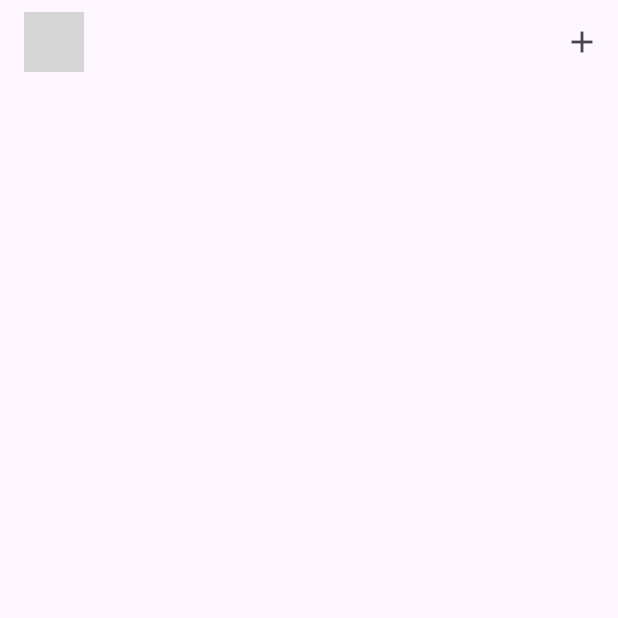
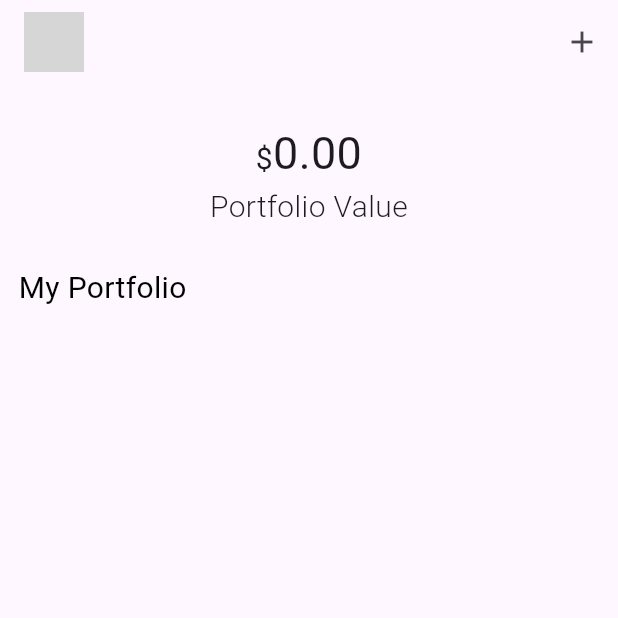
Before and after one commit to omersaluk/CryptoTrackAppFlutter, a Flutter app: the screen it shows after launch, on a phone screen of 412 x 824 dp, the top half of it. Run offline on Flutter 3.47's test engine with Material 3 defaults, Android fonts, the light colour scheme and no system bars; our stand-ins replace dio, get, google_fonts, shared_preferences; network calls fail; grey boxes are pictures that could not be loaded.

Commit message:
shared pref. added, coin data shown when tap on it, some visual adjustments done

```diff
--- a/lib/controllers/asset_controller.dart
+++ b/lib/controllers/asset_controller.dart
@@ -1,18 +1,75 @@
+import 'dart:convert';
+
 import 'package:get/get.dart';
+import 'package:get/get_rx/get_rx.dart';
+import 'package:shared_preferences/shared_preferences.dart';
+import 'package:track_app_flutter/models/api_response.dart';
+import 'package:track_app_flutter/models/coin_data.dart';
 import 'package:track_app_flutter/models/tracked_asset.dart';
+import 'package:track_app_flutter/services/http_service.dart';
 
 class AssetController extends GetxController {
+  RxList<CoinData> coinData = <CoinData>[].obs;
+  RxBool loading = false.obs;
   RxList<TrackedAsset> trackedAsset = <TrackedAsset>[].obs;
 
   @override
   void onInit() {
     super.onInit();
+    _getAsset();
+    _loadTrackedAssetsFromStorage();
   }
 
-  void addTrackedAsset(String name, double amount) {
+  Future<void> _getAsset() async {
+    loading.value = true;
+    HTTPService httpService = Get.find();
+    var responseData = await httpService.get("currencies");
+    CurrenciesListAPIResponse currenciesListAPIResponse =
+        CurrenciesListAPIResponse.fromJson(responseData);
+    coinData.value = currenciesListAPIResponse.data ?? [];
+    loading.value = false;
+  }
+
+  void addTrackedAsset(String name, double amount) async {
     trackedAsset.add(TrackedAsset(
       name: name,
       amount: amount,
     ));
+
+    List<String> data = trackedAsset.map((asset) => jsonEncode(asset)).toList();
+    final SharedPreferences prefs = await SharedPreferences.getInstance();
+    await prefs.setStringList("tracked_asset", data);
+  }
+
+  void _loadTrackedAssetsFromStorage() async {
+    final SharedPreferences prefs = await SharedPreferences.getInstance();
+    List<String>? data = prefs.getStringList("tracked_asset");
+    if (data != null) {
+      trackedAsset.value =
+          data.map((e) => TrackedAsset.fromJson(jsonDecode(e))).toList();
+    }
+  }
+
+  double getPortfolioValue() {
+    if (trackedAsset.isEmpty) {
+      return 0;
+    }
+    if (coinData.isEmpty) {
+      return 0;
+    }
+    double value = 0;
+    for (TrackedAsset asset in trackedAsset) {
+      value += getAssetPrice(asset.name!) * asset.amount!;
+    }
+    return value;
+  }
+
+  double getAssetPrice(String name) {
+    CoinData? data = getCoinData(name);
+    return data?.values?.uSD?.price?.toDouble() ?? 0;
+  }
+
+  CoinData? getCoinData(String name) {
+    return coinData.firstWhereOrNull((e) => e.name == name);
   }
 }
--- a/lib/pages/home_page.dart
+++ b/lib/pages/home_page.dart
@@ -1,16 +1,24 @@
 import 'package:flutter/material.dart';
 import 'package:get/get.dart';
+import 'package:track_app_flutter/controllers/asset_controller.dart';
+import 'package:track_app_flutter/models/tracked_asset.dart';
+import 'package:track_app_flutter/pages/details_page.dart';
+import 'package:track_app_flutter/utils.dart';
 import 'package:track_app_flutter/widgets/add_asset_dialog.dart';
 
 class HomePage extends StatelessWidget {
-  const HomePage({super.key});
+  AssetController assetController = Get.find();
+
+  HomePage({super.key});
 
   @override
   Widget build(BuildContext context) {
     return Scaffold(
+      resizeToAvoidBottomInset: false,
       appBar: _appBar(
         context,
       ),
+      body: _buildUI(context),
     );
   }
 
@@ -26,8 +34,111 @@ class HomePage extends StatelessWidget {
                 AddAssetDialog(),
               );
             },
-            icon: Icon(Icons.add))
+            icon: const Icon(Icons.add))
       ],
     );
   }
+
+  Widget _buildUI(BuildContext context) {
+    return SafeArea(
+      child: Obx(
+        () => Column(
+          children: [
+            _portfolioValue(
+              context,
+            ),
+            _trackedAssetList(context),
+          ],
+        ),
+      ),
+    );
+  }
+
+  Widget _portfolioValue(BuildContext context) {
+    return Container(
+      width: MediaQuery.sizeOf(context).width,
+      margin: EdgeInsets.symmetric(
+        vertical: MediaQuery.sizeOf(context).height * 0.03,
+      ),
+      child: Center(
+        child: Text.rich(
+          textAlign: TextAlign.center,
+          TextSpan(
+            children: [
+              const TextSpan(
+                text: "\$",
+                style: TextStyle(
+                  fontSize: 20,
+                  fontWeight: FontWeight.w400,
+                ),
+              ),
+              TextSpan(
+                  text:
+                      "${assetController.getPortfolioValue().toStringAsFixed(2)}\n",
+                  style: const TextStyle(
+                      fontSize: 30, fontWeight: FontWeight.w400)),
+              const TextSpan(
+                text: "Portfolio Value",
+                style: TextStyle(fontSize: 20, fontWeight: FontWeight.w300),
+              ),
+            ],
+          ),
+        ),
+      ),
+    );
+  }
+
+  Widget _trackedAssetList(BuildContext context) {
+    return Padding(
+      padding: EdgeInsets.symmetric(
+        horizontal: MediaQuery.sizeOf(context).width * 0.03,
+      ),
+      child: Column(
+        crossAxisAlignment: CrossAxisAlignment.start,
+        mainAxisAlignment: MainAxisAlignment.start,
+        children: [
+          SizedBox(
+            height: MediaQuery.sizeOf(context).height * 0.05,
+            child: const Text(
+              "My Portfolio",
+              style: TextStyle(
+                fontSize: 20,
+                color: Colors.black,
+                fontWeight: FontWeight.w400,
+              ),
+            ),
+          ),
+          SizedBox(
+            height: MediaQuery.sizeOf(context).height * 0.65,
+            width: MediaQuery.sizeOf(context).width,
+            child: ListView.builder(
+                itemCount: assetController.trackedAsset.length,
+                itemBuilder: (context, index) {
+                  TrackedAsset trackedAsset =
+                      assetController.trackedAsset[index];
+                  return ListTile(
+                    leading:
+                        Image.network(getCryptoImageURL(trackedAsset.name!)),
+                    title: Text(trackedAsset.name!),
+                    subtitle: Text(
+                        "USDT: ${assetController.getAssetPrice(trackedAsset.name!).toStringAsFixed(2)}"),
+                    trailing: Text(
+                      trackedAsset.amount.toString(),
+                      style: TextStyle(fontSize: 15),
+                    ),
+                    onTap: () {
+                      Get.to(() {
+                        return DetailsPage(
+                          coin:
+                              assetController.getCoinData(trackedAsset.name!)!,
+                        );
+                      });
+                    },
+                  );
+                }),
+          )
+        ],
+      ),
+    );
+  }
 }
--- a/lib/utils.dart
+++ b/lib/utils.dart
@@ -9,3 +9,7 @@ Future<void> registerService() async {
 Future<void> registerControllers() async {
   Get.put(AssetController());
 }
+
+String getCryptoImageURL(String name) {
+  return "https://raw.githubusercontent.com/ErikThiart/cryptocurrency-icons/master/128/${name.toLowerCase()}.png";
+}
```
Also changed, not shown: lib/pages/details_page.dart (added, +122 -0 lines).
